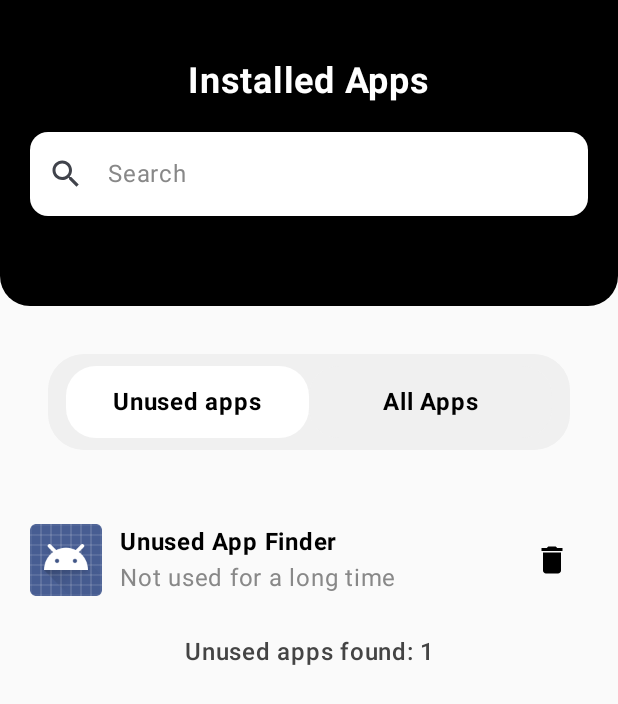
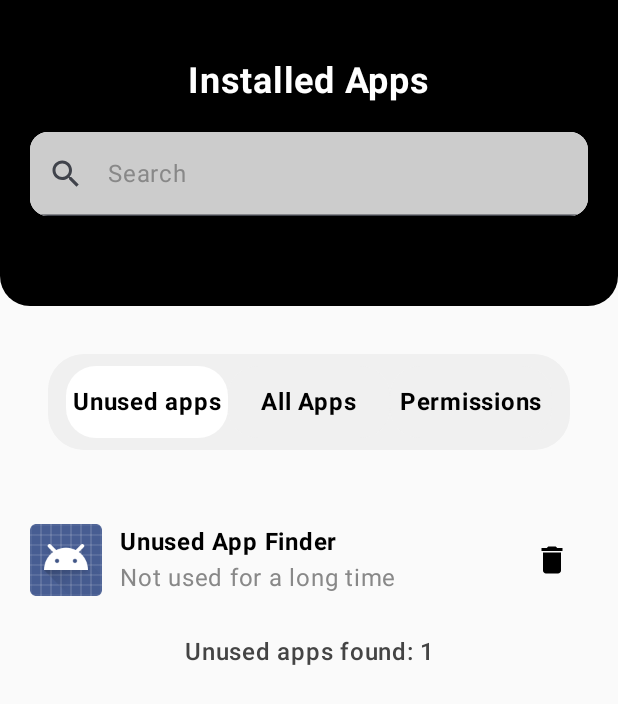
Before and after one commit to Deekshigowda08/unused_app_finder, an Android app built with Jetpack Compose: the screen it shows after launch (MainActivity), on a phone screen of 412 x 824 dp. Shown: the top 704 px of the screen. Run offline under Robolectric (Android 15) with nearby library versions, the phone set to English and light mode, and no system bars; our stand-ins replace accompanist; libraries missing offline, so code that uses them is left out: com.google.accompanist.navigation.

Commit message:
permission page updated

```diff
--- a/app/src/main/java/com/example/guhyatainterntask/model/AppInfo.kt
+++ b/app/src/main/java/com/example/guhyatainterntask/model/AppInfo.kt
@@ -8,5 +8,7 @@ data class AppInfo(
     val packageName: String,
     val icon: ImageBitmap,
     val version: String,
-    val lastUsedTime: Long
+    val lastUsedTime: Long,
+    val hasLocationPermission: Boolean = false,
+    val hasPhonePermission: Boolean = false
 )
--- a/app/src/main/java/com/example/guhyatainterntask/ui/theme/mainpage.kt
+++ b/app/src/main/java/com/example/guhyatainterntask/ui/theme/mainpage.kt
@@ -1,9 +1,9 @@
 package com.example.guhyatainterntask.ui.theme
+import android.annotation.SuppressLint
 import android.content.Context
 import android.os.Build
 import android.os.VibrationEffect
 import android.os.Vibrator
-import androidx.compose.foundation.ExperimentalFoundationApi
 import androidx.compose.foundation.Image
 import androidx.compose.foundation.background
 import androidx.compose.foundation.clickable
@@ -21,27 +21,32 @@ import androidx.compose.foundation.layout.width
 import androidx.compose.foundation.lazy.LazyColumn
 import androidx.compose.foundation.lazy.LazyListState
 import androidx.compose.foundation.lazy.itemsIndexed
+import androidx.compose.foundation.rememberScrollState
 import androidx.compose.foundation.shape.RoundedCornerShape
+import androidx.compose.foundation.verticalScroll
+import androidx.compose.material.ExperimentalMaterialApi
 import androidx.compose.material.icons.Icons
 import androidx.compose.material.icons.filled.Close
 import androidx.compose.material.icons.filled.Delete
 import androidx.compose.material.icons.filled.ExitToApp
 import androidx.compose.material.icons.filled.Search
+import androidx.compose.material.pullrefresh.PullRefreshIndicator
+import androidx.compose.material.pullrefresh.pullRefresh
+import androidx.compose.material.pullrefresh.rememberPullRefreshState
 import androidx.compose.material3.AlertDialog
-import androidx.compose.material3.CircularProgressIndicator
-import androidx.compose.material3.ExperimentalMaterial3Api
 import androidx.compose.material3.Icon
 import androidx.compose.material3.IconButton
 import androidx.compose.material3.Text
 import androidx.compose.material3.TextButton
 import androidx.compose.material3.TextField
+import androidx.compose.material3.TextFieldDefaults
 import androidx.compose.runtime.Composable
+import androidx.compose.runtime.LaunchedEffect
 import androidx.compose.runtime.getValue
 import androidx.compose.runtime.mutableStateOf
-import androidx.compose.material3.TextFieldDefaults
-import androidx.compose.runtime.LaunchedEffect
 import androidx.compose.runtime.produceState
 import androidx.compose.runtime.remember
+import androidx.compose.runtime.rememberCoroutineScope
 import androidx.compose.runtime.saveable.rememberSaveable
 import androidx.compose.runtime.setValue
 import androidx.compose.runtime.snapshotFlow
@@ -62,15 +67,16 @@ import androidx.lifecycle.viewmodel.compose.viewModel
 import com.example.guhyatainterntask.helper.isAppUnused
 import com.example.guhyatainterntask.model.AppInfo
 import com.example.guhyatainterntask.viewmodel.AppViewModel
-import kotlinx.coroutines.delay
 import kotlinx.coroutines.flow.debounce
+import kotlinx.coroutines.launch
 import java.text.SimpleDateFormat
 import java.util.Date
 import java.util.Locale
 
-enum class AppTab { Unused, All }
+enum class AppTab { Unused, All ,permission}
 
-@OptIn(ExperimentalMaterial3Api::class, ExperimentalFoundationApi::class)
+@OptIn(ExperimentalMaterialApi::class)
+@SuppressLint("UnrememberedMutableState")
 @JvmOverloads
 @Composable
 fun InstalledAppsScreen(
@@ -80,11 +86,24 @@ fun InstalledAppsScreen(
     val apps = viewModel.apps
     val listState = rememberSaveable(saver = LazyListState.Saver) { LazyListState() }
     val context = LocalContext.current
+    val scrollState = rememberScrollState()
     var selectedTab by rememberSaveable { mutableStateOf(AppTab.Unused) }
     var searchQuery by rememberSaveable { mutableStateOf("") }
     var showDialog by remember { mutableStateOf(false) }
     var appToUninstall by remember { mutableStateOf<AppInfo?>(null) }
 
+    val coroutineScope = rememberCoroutineScope()
+    var isRefreshing by remember { mutableStateOf(false) }
+    val pullRefreshState = rememberPullRefreshState(
+        refreshing = isRefreshing,
+        onRefresh = {
+            coroutineScope.launch {
+                isRefreshing = true
+                viewModel.reloadPermissions()
+                isRefreshing = false
+            }
+        }
+    )
     val lifecycleOwner = LocalLifecycleOwner.current
 
     LaunchedEffect(Unit) {
@@ -111,6 +130,7 @@ fun InstalledAppsScreen(
                         val matchesTab = when (tab) {
                             AppTab.Unused -> isAppUnused(app.lastUsedTime)
                             AppTab.All -> true
+                            AppTab.permission -> app.hasPhonePermission || app.hasLocationPermission
                         }
                         val matchesSearch = app.name.contains(query, ignoreCase = true)
                         matchesTab && matchesSearch
@@ -150,10 +170,9 @@ fun InstalledAppsScreen(
                             .padding(20.dp)
                             .clip(RoundedCornerShape(12.dp))
                             .background(Color.White),
-                        colors = TextFieldDefaults.textFieldColors(
-                            containerColor = Color.Transparent,
-                            unfocusedIndicatorColor = Color.Transparent,
-                            focusedIndicatorColor = Color.Transparent
+                        colors = TextFieldDefaults.colors(
+                            focusedContainerColor = Color.White,
+                            unfocusedContainerColor = Color.LightGray
                         ),
                         leadingIcon = {
                             Icon(Icons.Default.Search, contentDescription = "Search Icon")
@@ -184,7 +203,8 @@ fun InstalledAppsScreen(
                 ) {
                     listOf(
                         AppTab.Unused to "Unused apps",
-                        AppTab.All to "All Apps"
+                        AppTab.All to "All Apps",
+                        AppTab.permission to "Permissions"
                     ).forEach { (tabEnum, tabLabel) ->
                         val selected = tabEnum == selectedTab
                         Box(
@@ -225,7 +245,50 @@ fun InstalledAppsScreen(
                         fontWeight = FontWeight.Medium
                     )
                 }
-            } else {
+            }
+            else if (selectedTab==AppTab.permission) {
+                Box(
+                    modifier = Modifier
+                        .fillMaxSize()
+                        .pullRefresh(pullRefreshState)
+                ) {
+                    Column(
+                        modifier = Modifier
+                            .padding(horizontal = 20.dp)
+                            .fillMaxWidth()
+                            .verticalScroll(scrollState)
+                    ) {
+                        Text("Phone Permission Allowed Apps", fontWeight = FontWeight.Bold)
+                        Spacer(modifier = Modifier.height(20.dp))
+
+                        Column {
+                            apps.filter { it.hasPhonePermission }.forEach { app ->
+                                AppRow(app, onAppClick)
+                            }
+                        }
+
+                        Spacer(modifier = Modifier.height(10.dp))
+
+                        Text("Location Permission Allowed Apps", fontWeight = FontWeight.Bold)
+                        Spacer(modifier = Modifier.height(20.dp))
+
+                        Column {
+                            apps.filter { it.hasLocationPermission }.forEach { app ->
+                                AppRow(app, onAppClick)
+                            }
+                        }
+                    }
+
+                    PullRefreshIndicator(
+                        refreshing = isRefreshing,
+                        state = pullRefreshState,
+                        modifier = Modifier.align(Alignment.TopCenter)
+                    )
+                }
+
+
+            }
+            else {
                 LazyColumn(
                     state = listState,
                     modifier = Modifier.padding(horizontal = 20.dp)
@@ -240,8 +303,7 @@ fun InstalledAppsScreen(
                             modifier = Modifier
                                 .fillMaxWidth()
                                 .padding(vertical = 9.dp)
-                                .clickable { onAppClick(app) }
-                                .animateItemPlacement(),
+                                .clickable { onAppClick(app) },
                             verticalAlignment = Alignment.CenterVertically
                         ) {
                             AppIcon(app.icon)
@@ -347,6 +409,21 @@ fun AppIcon(bitmap: ImageBitmap) {
     )
 }
 
+@Composable
+fun AppRow(app: AppInfo, onAppClick: (AppInfo) -> Unit) {
+    Row(
+        modifier = Modifier
+            .fillMaxWidth()
+            .padding(vertical = 8.dp)
+            .clickable { onAppClick(app) },
+        verticalAlignment = Alignment.CenterVertically
+    ) {
+        AppIcon(app.icon) // Assuming you have this composable
+        Spacer(modifier = Modifier.width(20.dp))
+        Text(text = app.name, fontWeight = FontWeight.Bold)
+    }
+}
+
 
 // customize date pattern
 @Composable
--- a/app/src/main/java/com/example/guhyatainterntask/viewmodel/AppViewModel.kt
+++ b/app/src/main/java/com/example/guhyatainterntask/viewmodel/AppViewModel.kt
@@ -1,21 +1,24 @@
 package com.example.guhyatainterntask.viewmodel
 
-import android.app.*
-import android.app.usage.StorageStatsManager
+import android.Manifest
+import android.app.AppOpsManager
+import android.app.Application
 import android.app.usage.UsageStats
 import android.app.usage.UsageStatsManager
-import android.content.*
+import android.content.Context
+import android.content.Intent
+import android.content.pm.PackageInfo
+import android.content.pm.PackageManager
 import android.net.Uri
-import android.os.Build
-import android.os.UserHandle
-import android.os.storage.StorageManager
+import android.os.Process
 import android.provider.Settings
-import androidx.compose.runtime.*
+import androidx.compose.runtime.mutableStateListOf
+import androidx.compose.runtime.mutableStateOf
 import androidx.compose.ui.graphics.asImageBitmap
 import androidx.core.graphics.drawable.toBitmap
-import androidx.lifecycle.*
+import androidx.lifecycle.AndroidViewModel
 import com.example.guhyatainterntask.model.AppInfo
-import java.util.*
+import java.util.Calendar
 
 class AppViewModel(application: Application) : AndroidViewModel(application) {
     //To hold selected apps
@@ -35,10 +38,59 @@ class AppViewModel(application: Application) : AndroidViewModel(application) {
         val usageStatsMap = getUsageStatsMap(context)
 
         _apps.forEachIndexed { index, app ->
+            // Retrieve existing permission status to avoid overwriting it if not re-checking
+            val existingApp = _apps[index]
             val updated = app.copy(
-                lastUsedTime = usageStatsMap[app.packageName]?.lastTimeUsed ?: 0L
+                lastUsedTime = usageStatsMap[app.packageName]?.lastTimeUsed ?: 0L,
+                // Preserve existing permission info if you are only reloading usage
+                hasLocationPermission = existingApp.hasLocationPermission,
+                hasPhonePermission = existingApp.hasPhonePermission
             )
             _apps[index] = updated
+        }
+    }
+
+    fun reloadPermissions() { // Renamed for clarity
+        val context = getApplication<Application>().applicationContext
+
+        _apps.forEachIndexed { index, app ->
+            // It's generally safer to work with a copy if you're modifying items in a list
+            // you are iterating over, though direct modification by index is also possible
+            // with MutableList.
+
+            val updatedApp = app.copy(
+                hasLocationPermission = checkAppPermission(context, app.packageName, Manifest.permission.ACCESS_FINE_LOCATION) ||
+                        checkAppPermission(context, app.packageName, Manifest.permission.ACCESS_COARSE_LOCATION),
+                hasPhonePermission = checkAppPermission(context, app.packageName, Manifest.permission.READ_PHONE_STATE) // Or other phone permissions
+            )
+            _apps[index] = updatedApp
+        }
+        // If _apps is a LiveData or StateFlow, you might need to update its value here
+        // e.g., _appsLiveData.value = _apps.toList()
+    }
+
+    private fun checkAppPermission(context: Context, packageName: String, permission: String): Boolean {
+        return try {
+            val packageManager = context.packageManager
+            val packageInfo = packageManager.getPackageInfo(packageName, PackageManager.GET_PERMISSIONS)
+            val requestedPermissions = packageInfo.requestedPermissions
+            if (requestedPermissions != null) {
+                for (i in requestedPermissions.indices) {
+                    if (requestedPermissions[i] == permission) {
+                        // Check if the permission is granted for this app
+                        // Note: This checks if the app *can* be granted the permission.
+                        // To check if it *is currently* granted, you'd typically do this
+                        // from within the app itself using ContextCompat.checkSelfPermission.
+                        // Checking other apps' granted permissions is restricted for privacy.
+                        // However, you can check if a permission is declared in its manifest.
+                        return (packageManager.checkPermission(permission, packageName) == PackageManager.PERMISSION_GRANTED)
+                    }
+                }
+            }
+            false
+        } catch (e: PackageManager.NameNotFoundException) {
+            // App not found
+            false
         }
     }
 
@@ -64,30 +116,62 @@ class AppViewModel(application: Application) : AndroidViewModel(application) {
         _apps.clear()
 
         //gets Apps name icon and version
-        resolvedApps.forEach { info ->
-            val appInfo = info.activityInfo
-            val appName = pm.getApplicationLabel(appInfo.applicationInfo).toString()
-            val drawable = pm.getApplicationIcon(appInfo.applicationInfo)
+        resolvedApps.forEach { resolvedInfo -> // Renamed 'info' to 'resolvedInfo' for clarity
+            val appActivityInfo = resolvedInfo.activityInfo // activityInfo from ResolveInfo
+            val packageName = appActivityInfo.packageName
+
+            val appName = pm.getApplicationLabel(appActivityInfo.applicationInfo).toString()
+            val drawable = pm.getApplicationIcon(appActivityInfo.applicationInfo)
             val icon = drawable.toBitmap().asImageBitmap()
             val version = try {
-                pm.getPackageInfo(appInfo.packageName, 0).versionName ?: "N/A"
+                pm.getPackageInfo(packageName, 0).versionName ?: "N/A"
             } catch (e: Exception) {
                 "Unknown"
             }
 
             //gets last-usage
-            val lastUsed = usageStatsMap[appInfo.packageName]?.lastTimeUsed ?: 0L
+            val lastUsed = usageStatsMap[packageName]?.lastTimeUsed ?: 0L
 
+            // Check for permissions
+            var hasLocation = false
+            var hasPhone = false
+            try {
+                // Get PackageInfo for the application, not just the activity
+                val packageInfo: PackageInfo =
+                    pm.getPackageInfo(packageName, PackageManager.GET_PERMISSIONS)
+                val requestedPermissions = packageInfo.requestedPermissions
+                if (requestedPermissions != null) {
+                    for (permission in requestedPermissions) {
+                        if (permission == Manifest.permission.ACCESS_FINE_LOCATION ||
+                            permission == Manifest.permission.ACCESS_COARSE_LOCATION
+                        ) {
+                            hasLocation = true
+                        }
+                        if (permission == Manifest.permission.READ_PHONE_STATE ||
+                            permission == Manifest.permission.CALL_PHONE // Add other phone permissions if needed
+                        ) {
+                            hasPhone = true
+                        }
+                        // If both found, no need to check further for this app
+                        if (hasLocation && hasPhone) break
+                    }
+                }
+            } catch (e: PackageManager.NameNotFoundException) {
+                // Handle the case where the package is no longer found (should be rare here)
+                e.printStackTrace()
+            }
 
 
             // adding to apps data to _apps list
             _apps.add(
                 AppInfo(
                     name = appName,
-                    packageName = appInfo.packageName,
+                    packageName = packageName,
                     icon = icon,
                     version = version,
-                    lastUsedTime = lastUsed
+                    lastUsedTime = lastUsed,
+                    hasLocationPermission = hasLocation, // Store permission info
+                    hasPhonePermission = hasPhone      // Store permission info
                 )
             )
         }
@@ -99,7 +183,7 @@ class AppViewModel(application: Application) : AndroidViewModel(application) {
         val appOps = context.getSystemService(Context.APP_OPS_SERVICE) as AppOpsManager
         val mode = appOps.checkOpNoThrow(
             AppOpsManager.OPSTR_GET_USAGE_STATS,
-            android.os.Process.myUid(),
+            Process.myUid(),
             context.packageName
         )
 
@@ -113,7 +197,8 @@ class AppViewModel(application: Application) : AndroidViewModel(application) {
             return emptyMap()
         }
 
-        val usageStatsManager = context.getSystemService(Context.USAGE_STATS_SERVICE) as UsageStatsManager
+        val usageStatsManager =
+            context.getSystemService(Context.USAGE_STATS_SERVICE) as UsageStatsManager
         val calendar = Calendar.getInstance()
         // check usage for the last 30 days
         calendar.add(Calendar.DAY_OF_MONTH, -30)
```
Also changed, not shown: app/build.gradle.kts (+28 -6 lines), 3 other files.
